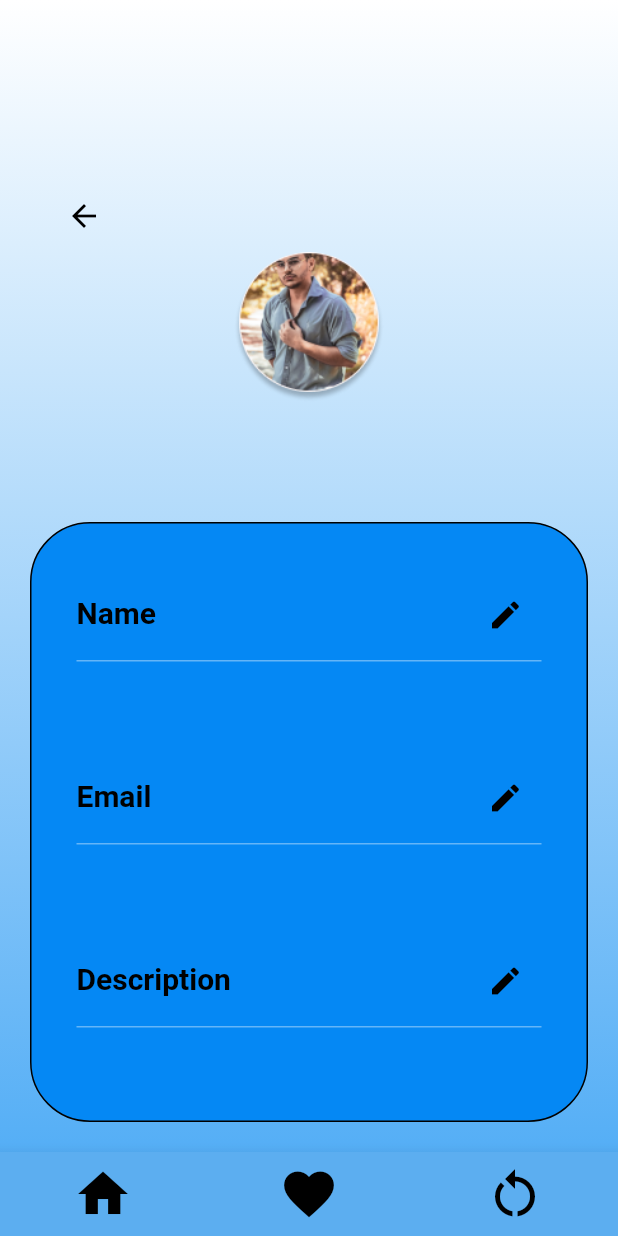
After one commit to SachiniDeSilva/Auto_Play, a Flutter app: the EditProfile screen opened directly, on a phone screen of 412 x 824 dp. The commit adds this screen. Run offline on Flutter 3.47's test engine with Material 2 defaults, Android fonts, the phone set to English and light mode, and no system bars.

Commit message:
Created view_profile.dart file & updated view_profile.dart file

```diff
--- /dev/null
+++ b/lib/Pages/edit_profile.dart
@@ -0,0 +1,165 @@
+import 'package:auto_play/Pages/view_profile.dart';
+import 'package:flutter/material.dart';
+
+import 'mydrawer.dart';
+
+class EditProfile extends StatefulWidget {
+  const EditProfile({super.key});
+
+  @override
+  State<EditProfile> createState() => _EditProfileState();
+}
+
+class _EditProfileState extends State<EditProfile> {
+  TextEditingController _nameController = TextEditingController();
+  TextEditingController _emailController = TextEditingController();
+  TextEditingController _descriptionController = TextEditingController();
+  @override
+  Widget build(BuildContext context) {
+    return Scaffold(
+      body: SingleChildScrollView(
+        child: Builder(builder: (context) {
+          return Container(
+            height: 1000,
+            decoration: const BoxDecoration(
+              gradient: LinearGradient(
+                begin: Alignment.topCenter,
+                end: Alignment.bottomCenter,
+                colors: [Colors.white, Colors.blue],
+              ),
+            ),
+            child: Center(
+              child: Padding(
+                padding: const EdgeInsets.only(top: 120.0),
+                child: Column(
+                  children: [
+                    Padding(
+                      padding: const EdgeInsets.only(right: 300.0),
+                      child: IconButton(
+                        color: Colors.black,
+                        onPressed: () {
+                          Navigator.pop(context, const ViewProfile());
+                        },
+                        icon: const Icon(Icons.arrow_back),
+                      ),
+                    ),
+                    ClipOval(
+                      child: Image.asset(
+                        'assets/Ellipse 14.png',
+                        width: 100.0,
+                      ),
+                    ),
+                    Padding(
+                      padding: const EdgeInsets.fromLTRB(20, 80, 20, 20),
+                      child: Container(
+                        height: 400.0,
+                        decoration: BoxDecoration(
+                          color: Color.fromARGB(255, 5, 136, 244),
+                          border: Border.all(color: Colors.black),
+                          borderRadius: BorderRadius.circular(40),
+                        ),
+                        child: Form(
+                          child: Column(
+                            crossAxisAlignment: CrossAxisAlignment.center,
+                            children: [
+                              Padding(
+                                padding: const EdgeInsets.all(30),
+                                child: TextFormField(
+                                  controller: _nameController,
+                                  decoration: InputDecoration(
+                                    labelText: 'Name',
+                                    labelStyle: TextStyle(
+                                        fontSize: 20.0,
+                                        color: Colors.black,
+                                        fontWeight: FontWeight.bold),
+                                    hintText: 'my name',
+                                    hintStyle: TextStyle(
+                                        fontSize: 15.0,
+                                        fontStyle: FontStyle.italic,
+                                        color: Colors.black),
+                                    suffixIcon: Icon(Icons.edit),
+                                    suffixIconColor: Colors.black,
+                                  ),
+                                ),
+                              ),
+                              Padding(
+                                padding: const EdgeInsets.all(30),
+                                child: TextFormField(
+                                  controller: _emailController,
+                                  decoration: InputDecoration(
+                                    labelText: 'Email',
+                                    labelStyle: TextStyle(
+                                        fontSize: 20.0,
+                                        color: Colors.black,
+                                        fontWeight: FontWeight.bold),
+                                    hintText: 'my email',
+                                    hintStyle: TextStyle(
+                                        fontSize: 15.0,
+                                        fontStyle: FontStyle.italic,
+                                        color: Colors.black),
+                                    suffixIcon: Icon(Icons.edit),
+                                    suffixIconColor: Colors.black,
+                                  ),
+                                ),
+                              ),
+                              Padding(
+                                padding: const EdgeInsets.all(30),
+                                child: TextFormField(
+                                  controller: _descriptionController,
+                                  decoration: InputDecoration(
+                                    labelText: 'Description',
+                                    labelStyle: TextStyle(
+                                        fontSize: 20.0,
+                                        color: Colors.black,
+                                        fontWeight: FontWeight.bold),
+                                    hintText: 'add a description',
+                                    hintStyle: TextStyle(
+                                        fontSize: 15.0,
+                                        fontStyle: FontStyle.italic,
+                                        color: Colors.black),
+                                    suffixIcon: Icon(Icons.edit),
+                                    suffixIconColor: Colors.black,
+                                  ),
+                                ),
+                              ),
+                            ],
+                          ),
+                        ),
+                      ),
+                    ),
+                  ],
+                ),
+              ),
+            ),
+          );
+        }),
+      ),
+      bottomNavigationBar: BottomAppBar(
+        color: Color.fromARGB(255, 92, 174, 240),
+        child: Row(
+          mainAxisAlignment: MainAxisAlignment.spaceAround,
+          children: [
+            IconButton(
+              onPressed: () {},
+              icon: Icon(Icons.home),
+              iconSize: 40,
+              color: Colors.black,
+            ),
+            IconButton(
+              onPressed: () {},
+              icon: Icon(Icons.favorite),
+              iconSize: 40,
+              color: Colors.black,
+            ),
+            IconButton(
+              onPressed: () {},
+              icon: Icon(Icons.restart_alt),
+              iconSize: 40,
+              color: Colors.black,
+            ),
+          ],
+        ),
+      ),
+    );
+  }
+}
--- a/lib/Pages/view_profile.dart
+++ b/lib/Pages/view_profile.dart
@@ -1,4 +1,5 @@
 // ignore: depend_on_referenced_packages
+import 'package:auto_play/Pages/edit_profile.dart';
 import 'package:auto_play/Pages/mydrawer.dart';
 import 'package:flutter/material.dart';
 
@@ -57,7 +58,13 @@ class _ViewProfileState extends State<ViewProfile> {
                           ListTile(
                             leading: Image.asset('assets/􀉩.png'),
                             title: TextButton(
-                              onPressed: () {},
+                              onPressed: () {
+                                Navigator.of(context).push(MaterialPageRoute(
+                                  builder: (_) {
+                                    return EditProfile();
+                                  },
+                                ));
+                              },
                               child: const Padding(
                                 padding: EdgeInsets.only(right: 160),
                                 child: Text(
@@ -161,7 +168,7 @@ class _ViewProfileState extends State<ViewProfile> {
         );
       }),
       bottomNavigationBar: BottomAppBar(
-        color: Color.fromARGB(255, 119, 171, 214),
+        color: Color.fromARGB(255, 92, 174, 240),
         child: Row(
           mainAxisAlignment: MainAxisAlignment.spaceAround,
           children: [
```
